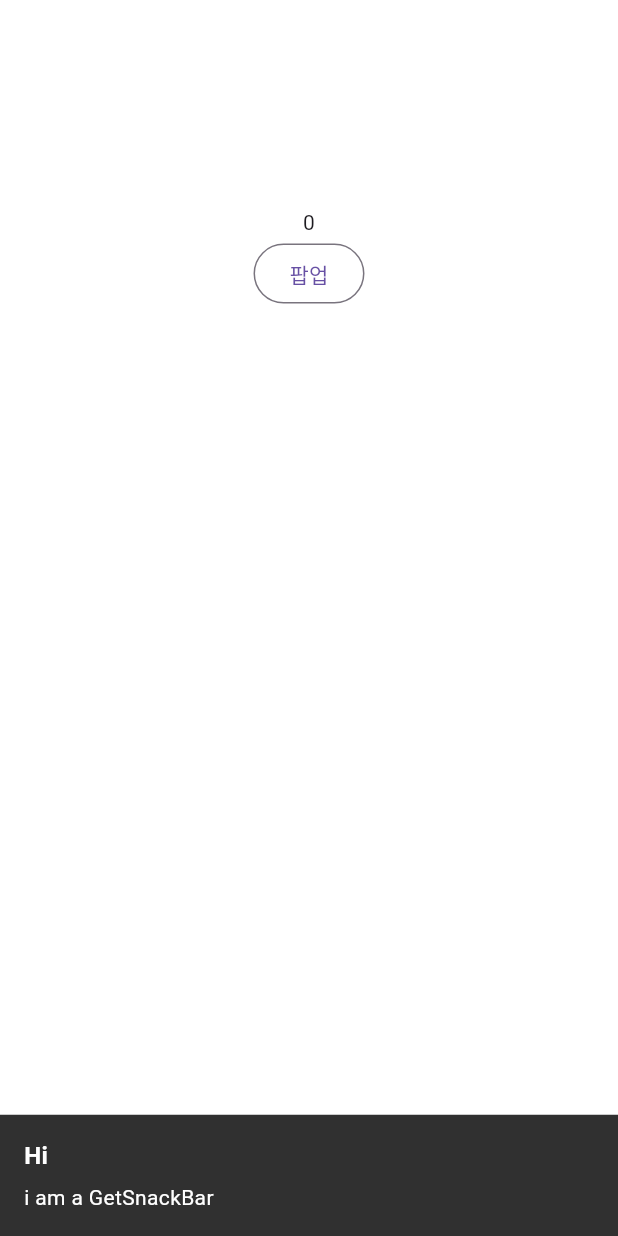
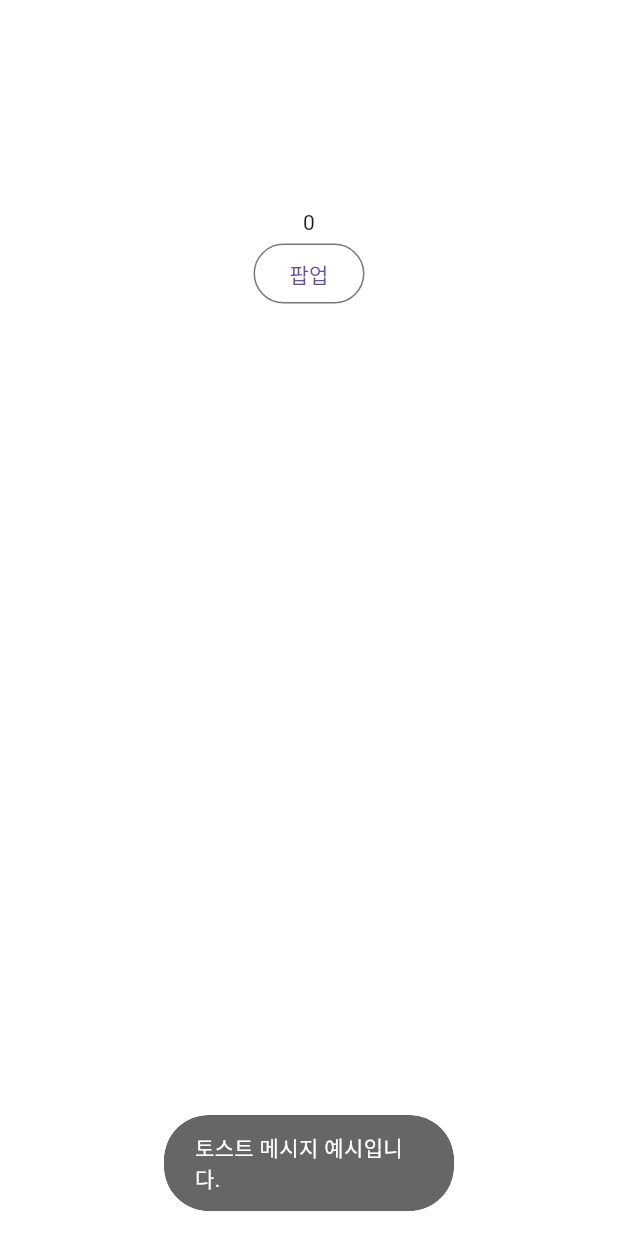
Before and after one commit to Kimdonghyeon7645/Study-Flutter_State_Management, a Flutter app: the screen it shows after launch, after a tap on "팝업", on a phone screen of 412 x 824 dp. Run offline on Flutter 3.47's test engine with Material 3 defaults, Android fonts, the phone set to English and light mode, and no system bars; our stand-ins replace get.

Commit message:
code : Toast 메시지 스낵바 추가

```diff
--- a/sample_app/lib/screens/getx_screen.dart
+++ b/sample_app/lib/screens/getx_screen.dart
@@ -15,15 +15,9 @@ String repeatString(String input, int count) {
   return result.toString();
 }
 
-void showSnackBarBox({message}) {
-  for (int i = 1; i < 20; i++) {
-    final msg = repeatString("옹", i);
-
+void showCustomSnackBar(message) {
   final textPainter = TextPainter(
-      text: TextSpan(
-        text: msg,
-        style: const TextStyle(fontSize: 14),
-      ),
+    text: TextSpan(text: message, style: const TextStyle(fontSize: 14)),
     maxLines: 1,
     textDirection: TextDirection.ltr,
   )..layout(minWidth: 0, maxWidth: double.infinity);
@@ -31,8 +25,8 @@ void showSnackBarBox({message}) {
 
   Get.showSnackbar(
     GetSnackBar(
-        message: msg,
-        duration: const Duration(milliseconds: 1500),
+      message: message,
+      duration: const Duration(milliseconds: 3500),
       animationDuration: const Duration(milliseconds: 600),
       backgroundColor: Colors.black.withOpacity(0.6),
       borderRadius: 30,
@@ -46,7 +40,6 @@ void showSnackBarBox({message}) {
       ),
     ),
   );
-  }
 }
 
 class GetXScreen extends StatelessWidget {
@@ -71,15 +64,16 @@ class GetXScreen extends StatelessWidget {
               GetX<ReactiveController>(builder: (_) => Text("${_.count.value}")),
               // Obx(() => Text(Get.find<ReactiveController>().name.value)),
               // OutlinedButton(onPressed: Get.find<ReactiveController>().increment, child: const Text("증가")),
+              // OutlinedButton(
+              //   onPressed: () => Get.showSnackbar(const GetSnackBar(
+              //     title: "Hi",
+              //     message: "i am a GetSnackBar",
+              //     duration: Duration(milliseconds: 3500),
+              //   )),
+              //   child: const Text("팝업"),
+              // ),
               OutlinedButton(
-                onPressed: () => Get.showSnackbar(const GetSnackBar(
-                  title: "Hi",
-                  message: "i am a GetSnackBar",
-                  duration: Duration(milliseconds: 3500),
-                )),
-                child: const Text("팝업"),
-              )
-              // OutlinedButton(onPressed: () => showSnackBarBox(message: "팝업"), child: Text("팝업"))
+                  onPressed: () => showCustomSnackBar("토스트 메시지 예시입니다."), child: Text("팝업"))
             ],
           ),
         ),
```
Also changed, not shown: 1 other file. Lines whose indentation alone changed are shown as unchanged.
